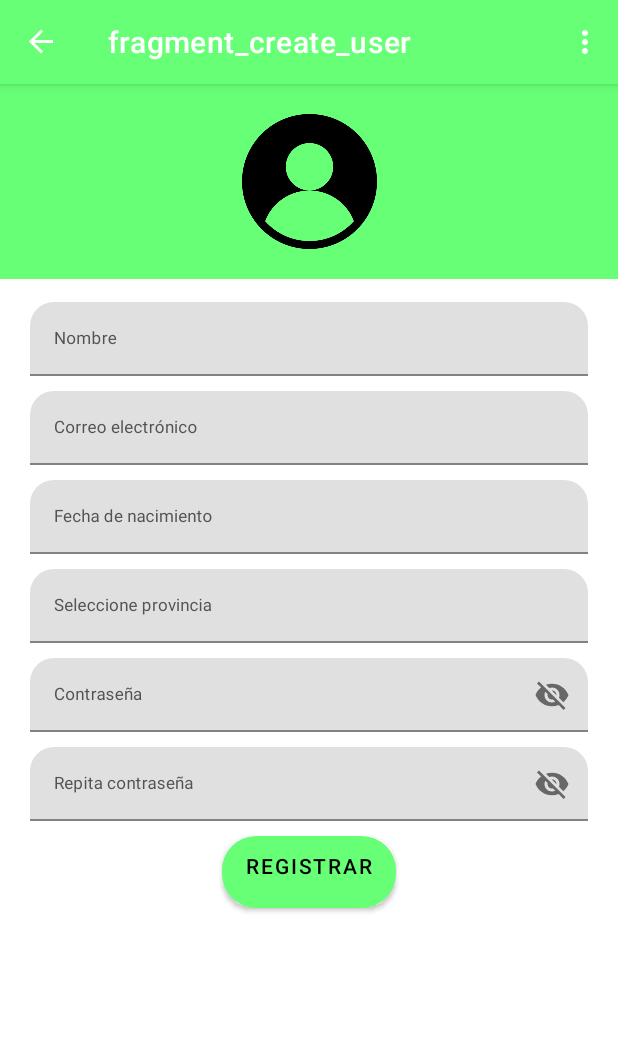
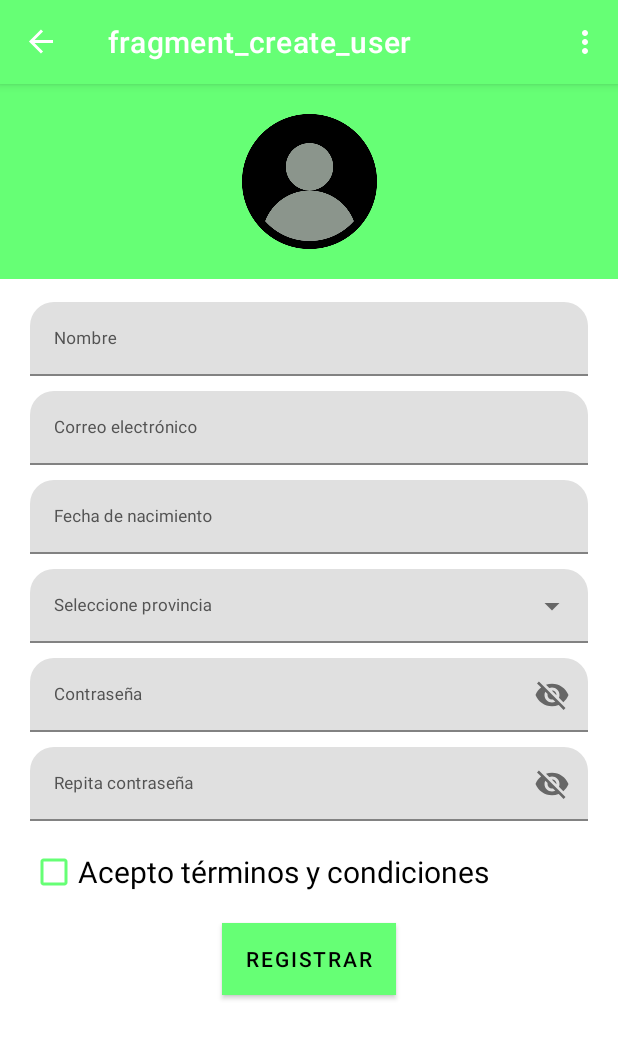
Before and after one commit to TomasAranda/Tienda-Bicicletas, an Android app: the CreateUserFragment screen opened through its navigation route, on a phone screen of 412 x 824 dp. Shown: the top 1039 px of the screen. Run offline under Robolectric (Android 15) with nearby library versions, the phone set to English and light mode, and no system bars; our stand-ins replace navigation-ui.

Commit message:
picker y autoComplete

```diff
--- a/app/src/main/java/ar/edu/unlam/tiendabicicletas/CreateUserFragment.kt
+++ b/app/src/main/java/ar/edu/unlam/tiendabicicletas/CreateUserFragment.kt
@@ -5,40 +5,57 @@ import androidx.fragment.app.Fragment
 import android.view.LayoutInflater
 import android.view.View
 import android.view.ViewGroup
+import android.widget.ArrayAdapter
+import android.widget.AutoCompleteTextView
+import android.widget.Toast
+import androidx.fragment.app.FragmentManager
 import androidx.navigation.fragment.findNavController
-import ar.edu.unlam.tiendabicicletas.databinding.FragmentCreateUserBinding
-import ar.edu.unlam.tiendabicicletas.databinding.FragmentLoginBinding
+
 import com.google.android.material.datepicker.MaterialDatePicker
+import java.text.SimpleDateFormat
+import java.util.*
 
 class CreateUserFragment : Fragment() {
 
-    private var _binding: FragmentCreateUserBinding? = null
+    private var _binding: ar.edu.unlam.tiendabicicletas.databinding.FragmentCreateUserBinding? = null
     private val binding get() = _binding!!
+    private val map = mutableMapOf<String, Int>()
 
     override fun onCreateView(
         inflater: LayoutInflater, container: ViewGroup?,
         savedInstanceState: Bundle?
     ): View? {
-        _binding = FragmentCreateUserBinding.inflate(inflater, container, false)
+        _binding = ar.edu.unlam.tiendabicicletas.databinding.FragmentCreateUserBinding.inflate(inflater, container, false)
         return binding.root
     }
 
     override fun onViewCreated(view: View, savedInstanceState: Bundle?) {
         super.onViewCreated(view, savedInstanceState)
+        setProvinces()
+        activity?.actionBar?.hide()
+        binding.inputFecha.setOnClickListener {
+            picker()
+        }
+        binding.viewFecha.setOnClickListener {
+            picker()
+        }
         binding.btnRegistrar.setOnClickListener{
             findNavController().navigate(R.id.action_createUserFragment_to_FirstFragment)
         }
-        /*val datePicker =
-            MaterialDatePicker.Builder.datePicker()
-                .setTitleText("Select date")
-                .setSelection(MaterialDatePicker.todayInUtcMilliseconds())
-                .build()*/
-        /*binding.inputFecha.setOnClickListener {
-            //datePicker.show()
-        }*/
+    }
 
+    private fun setProvinces() {
+        val items = resources.getStringArray(R.array.provinces)
+        val adapter = ArrayAdapter(requireContext(), R.layout.list_item, items)
+        binding.autoComplete.setAdapter(adapter)
+    }
 
-
+    private fun picker() {
+        val datePicker = DatePickerFragment { day, month, year -> onDateSelected(day, month, year) }
+        datePicker.show(parentFragmentManager, "datePicker")
+    }
+    private fun onDateSelected(day: Int, month: Int, year: Int) {
+        binding.inputFecha.editText?.setText("$day - $month - $year")
     }
 
     override fun onDestroyView() {
--- a/app/src/main/java/ar/edu/unlam/tiendabicicletas/LoginFragment.kt
+++ b/app/src/main/java/ar/edu/unlam/tiendabicicletas/LoginFragment.kt
@@ -24,6 +24,7 @@ class LoginFragment : Fragment() {
 
     override fun onViewCreated(view: View, savedInstanceState: Bundle?) {
         super.onViewCreated(view, savedInstanceState)
+        activity?.actionBar?.hide()
         binding.btnRegistrar.setOnClickListener {
             findNavController().navigate(R.id.action_loginFragment_to_createUserFragment)
         }
--- /dev/null
+++ b/app/src/main/res/drawable/fondo_login.xml
@@ -0,0 +1,6 @@
+<?xml version="1.0" encoding="utf-8"?>
+<shape xmlns:android="http://schemas.android.com/apk/res/android" android:shape="rectangle" >
+    <solid android:color="@color/grey_200" />
+    <stroke android:width="2dip" android:color="#000000"/>
+    <corners android:radius="300dp"/>
+</shape>
--- a/app/src/main/res/layout/fragment_create_user.xml
+++ b/app/src/main/res/layout/fragment_create_user.xml
@@ -14,6 +14,15 @@
         app:layout_constraintTop_toTopOf="parent"
         app:layout_constraintVertical_bias="0.0"
         tools:layout_editor_absoluteX="0dp" />
+
+    <ImageView
+        android:layout_width="85dp"
+        android:layout_height="85dp"
+        android:background="@drawable/fondo_login"
+        app:layout_constraintTop_toTopOf="@id/imgLogo"
+        app:layout_constraintBottom_toBottomOf="@id/imgLogo"
+        app:layout_constraintStart_toStartOf="@id/imgLogo"
+        app:layout_constraintEnd_toEndOf="@id/imgLogo"/>
 
     <ImageView
         android:id="@+id/imgLogo"
@@ -49,7 +58,8 @@
                 android:layout_width="match_parent"
                 android:layout_height="wrap_content"
                 android:hint="@string/name"
-                android:textColorHint="@color/grey_700">
+                android:textColorHint="@color/grey_700"
+                app:hintTextColor="@color/black">
 
             <com.google.android.material.textfield.TextInputEditText
                 android:layout_width="match_parent"
@@ -70,7 +80,8 @@
             android:layout_width="match_parent"
             android:layout_height="wrap_content"
             android:hint="@string/correo"
-            android:textColorHint="@color/grey_700">
+            android:textColorHint="@color/grey_700"
+            app:hintTextColor="@color/black">
             <com.google.android.material.textfield.TextInputEditText
             android:layout_width="match_parent"
             android:layout_height="wrap_content"
@@ -78,7 +89,6 @@
             android:layout_marginHorizontal="20dp"
             />
     </com.google.android.material.textfield.TextInputLayout>
-
     <com.google.android.material.textfield.TextInputLayout
         app:layout_constraintTop_toBottomOf="@id/inputEmail"
         style="?attr/textInputFilledStyle"
@@ -88,36 +98,39 @@
         android:layout_width="match_parent"
         android:layout_height="wrap_content"
         android:hint="@string/fecha_nac"
-        android:textColorHint="@color/grey_700">
+        android:textColorHint="@color/grey_700"
+        app:hintTextColor="@color/black">
 
         <com.google.android.material.textfield.TextInputEditText
             android:layout_width="match_parent"
             android:layout_height="wrap_content"
             android:textSize="11sp"
+            android:layout_marginHorizontal="20dp"
             android:layout_marginVertical="10dp"
-            android:layout_marginHorizontal="20dp"
+            android:id="@+id/viewFecha"
             />
     </com.google.android.material.textfield.TextInputLayout>
 
             <com.google.android.material.textfield.TextInputLayout
+                style="@style/Widget.MaterialComponents.TextInputLayout.FilledBox.ExposedDropdownMenu"
                 app:layout_constraintTop_toBottomOf="@id/inputFecha"
-        style="?attr/textInputFilledStyle"
                 android:textColor="@color/grey_700"
                 android:id="@+id/inputProvince"
                 app:shapeAppearance="@style/Rounded"
                 android:layout_width="match_parent"
                 android:layout_height="wrap_content"
                 android:hint="@string/select_prov"
-        android:textColorHint="@color/grey_700">
+                android:textColorHint="@color/grey_700"
+                app:hintTextColor="@color/black">
 
-        <com.google.android.material.textfield.TextInputEditText
+                <AutoCompleteTextView
+                    android:id="@+id/autoComplete"
                     android:layout_width="match_parent"
                     android:layout_height="wrap_content"
                     android:textSize="11sp"
                     android:layout_marginHorizontal="20dp"
-            />
+                    android:inputType="none"/>
             </com.google.android.material.textfield.TextInputLayout>
-
     <com.google.android.material.textfield.TextInputLayout
         app:layout_constraintTop_toBottomOf="@id/inputProvince"
         android:id="@+id/inputPassword"
@@ -127,7 +140,8 @@
         android:textColorHint="@color/grey_700"
         android:textColor="@color/grey_700"
         app:endIconMode="password_toggle"
-        app:shapeAppearance="@style/Rounded">
+        app:shapeAppearance="@style/Rounded"
+        app:hintTextColor="@color/black">
 
         <com.google.android.material.textfield.TextInputEditText
             android:layout_width="match_parent"
@@ -148,27 +162,36 @@
                 android:textColorHint="@color/grey_700"
                 android:textColor="@color/grey_700"
                 app:endIconMode="password_toggle"
-                app:shapeAppearance="@style/Rounded">
+                app:shapeAppearance="@style/Rounded"
+                app:hintTextColor="@color/black">
 
                 <com.google.android.material.textfield.TextInputEditText
                     android:layout_width="match_parent"
                     android:layout_height="wrap_content"
                     android:textSize="11sp"
                     android:layout_marginHorizontal="20dp"
-                    android:layout_marginBottom="10dp"
                     android:textColorHint="@color/grey_700"
                     />
             </com.google.android.material.textfield.TextInputLayout>
+            <CheckBox
+                android:layout_gravity="left"
+                android:layout_marginStart="20dp"
+                android:layout_width="wrap_content"
+                android:layout_height="match_parent"
+                android:textSize="20sp"
+                android:buttonTint="@color/green_500"
+                android:layout_marginVertical="10dp"
+                android:layout_marginBottom="5dp"
+                android:text="Acepto términos y condiciones"/>
             <Button
                 android:id="@+id/btnRegistrar"
                 android:textColor="@color/black"
                 android:text="@string/btnRegistrar"
                 android:textSize="14sp"
-                android:gravity="center_horizontal"
                 android:layout_width="wrap_content"
                 android:layout_height="wrap_content"
                 android:layout_marginBottom="15dp"
-                android:background="@drawable/border_btn"
+                android:background="@drawable/border"
                 app:layout_constraintBottom_toBottomOf="parent"
                 app:layout_constraintEnd_toEndOf="parent"
                 app:layout_constraintStart_toStartOf="parent"/>
--- a/app/src/main/res/layout/fragment_login.xml
+++ b/app/src/main/res/layout/fragment_login.xml
@@ -45,7 +45,8 @@
         android:layout_width="match_parent"
         android:layout_height="wrap_content"
         android:hint="@string/correo"
-        android:textColorHint="@color/grey_700">
+        android:textColorHint="@color/grey_700"
+        app:hintTextColor="@color/black">
 
         <com.google.android.material.textfield.TextInputEditText
             android:layout_width="match_parent"
@@ -66,7 +67,8 @@
         android:textColorHint="@color/grey_700"
         android:textColor="@color/grey_700"
         app:endIconMode="password_toggle"
-        app:shapeAppearance="@style/Rounded">
+        app:shapeAppearance="@style/Rounded"
+        app:hintTextColor="@color/black">
 
         <com.google.android.material.textfield.TextInputEditText
             android:layout_width="match_parent"
--- a/app/src/main/res/values/strings.xml
+++ b/app/src/main/res/values/strings.xml
@@ -6,7 +6,13 @@
     <string name="second_fragment_label">Product Detail</string>
     <string name="next">Next</string>
     <string name="comprar">Comprar</string>
-
+    <string-array name="provinces">
+        <item>Caba</item>
+        <item>Buenos Aires</item>
+        <item>Santa Fe</item>
+        <item>Santa Cruz</item>
+        <item>Salta</item>
+    </string-array>
     <string name="hello_first_fragment">Recomendados</string>
     <string name="hello_second_fragment">Hello second fragment. Arg: %1$s</string>
     <!-- TODO: Remove or change this placeholder text -->
```
Also changed, not shown: app/src/main/java/ar/edu/unlam/tiendabicicletas/DatePickerFragment.kt (added, +23 -0 lines), app/src/main/res/layout/list_item.xml (added, +14 -0 lines). Lines whose indentation alone changed are shown as unchanged.
